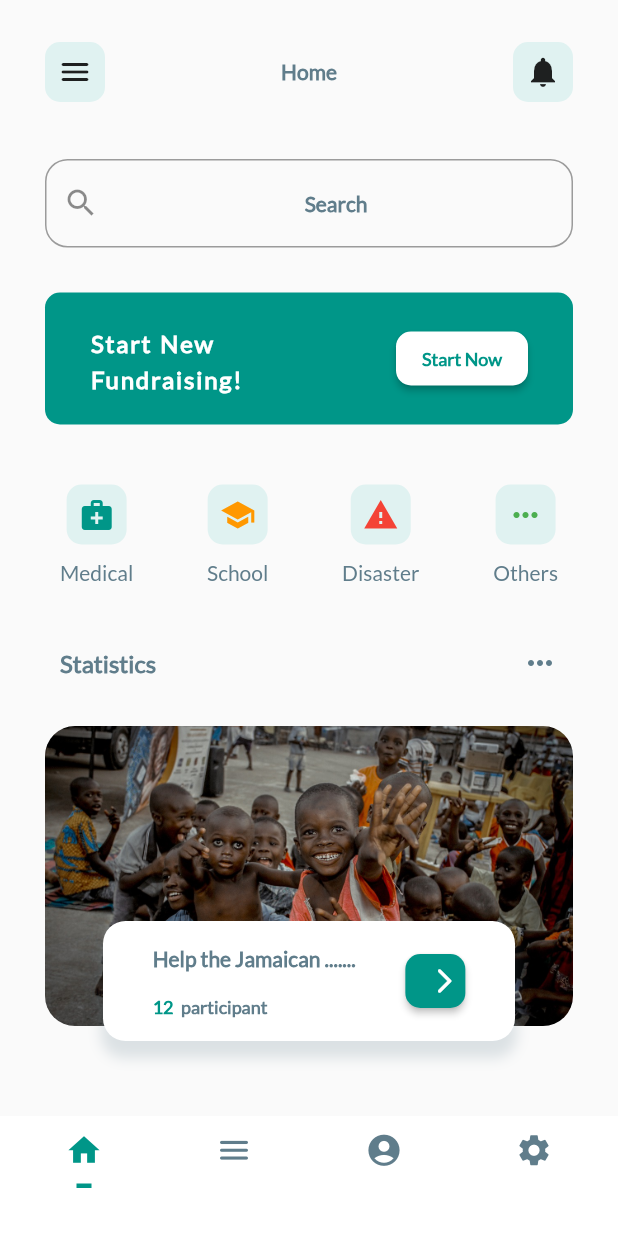
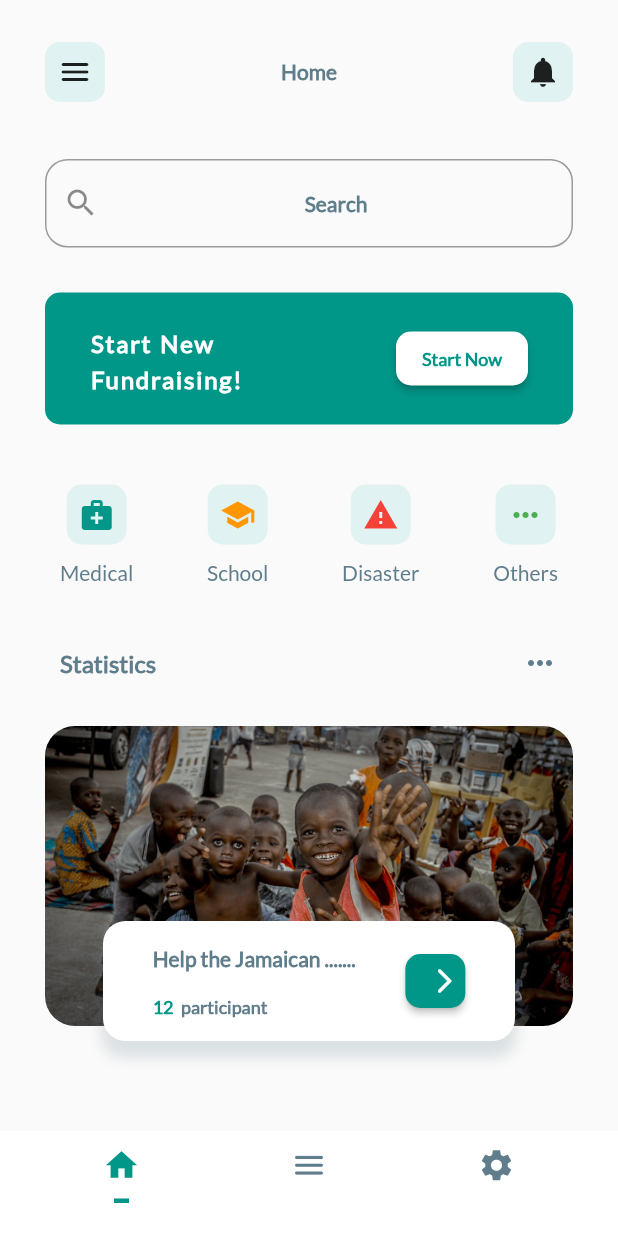
Before and after one commit to yunweneric/Payunit-demo, a Flutter app: the screen it shows after launch, on a phone screen of 412 x 824 dp. Run offline on Flutter 3.47's test engine with Material 2 defaults, Android fonts, the phone set to English and light mode, and no system bars; our stand-ins replace device_preview, random_string; missing offline and left inert: flutter_config, pay_unit_sdk.

Commit message:
completed UI

```diff
--- a/lib/pages/Casedetails.dart
+++ b/lib/pages/Casedetails.dart
@@ -59,7 +59,7 @@ class _CaseDetailsState extends State<CaseDetails> {
                     fontFamily: "Lato",
                     fontSize: 15.0,
                     height: 1.5,
-                    wordSpacing: 5.0,
+                    wordSpacing: 3.0,
                     fontWeight: FontWeight.w600,
                   ),
                 ),
@@ -120,7 +120,7 @@ class _CaseDetailsState extends State<CaseDetails> {
                     // ProgressIndicator(value: 2,)
                     SliderTheme(
                       child: Container(
-                        width: screenWidth(context) / 1.5,
+                        width: screenWidth(context) / 1.8,
                         child: Slider(
                           onChanged: (intial) {
                             print('hi');
--- a/lib/pages/Hompage.dart
+++ b/lib/pages/Hompage.dart
@@ -168,13 +168,23 @@ class _HomePageState extends State<HomePage> {
                   alignment: Alignment.topCenter,
                   overflow: Overflow.visible,
                   children: [
-                    Container(
+                    GestureDetector(
+                      onTap: () {
+                        Navigator.push(
+                          context,
+                          MaterialPageRoute(
+                            builder: (BuildContext context) => CaseDetails(),
+                          ),
+                        );
+                      },
+                      child: Container(
                         height: 200,
                         decoration: BoxDecoration(
                           borderRadius: BorderRadius.circular(20),
                           image: DecorationImage(
                             image: AssetImage('assets/images/child2.jpg'),
                             fit: BoxFit.cover,
+                          ),
                         ),
                       ),
                     ),
--- a/lib/widget/bottomappbar.dart
+++ b/lib/widget/bottomappbar.dart
@@ -20,19 +20,19 @@ class ButtomappBar extends StatelessWidget {
       : super(key: key);
   Widget build(BuildContext context) {
     return BottomAppBar(
-      elevation: 0,
+      elevation: 0.0,
       // color: Colors.red,
       child: SizedBox(
         width: screenWidth(context),
-        height: 80,
+        height: 70,
         child: Row(
           mainAxisAlignment: MainAxisAlignment.spaceEvenly,
           crossAxisAlignment: CrossAxisAlignment.center,
           children: [
             FlatButton(
-              height: 50.0,
               child: Padding(
-                padding: const EdgeInsets.symmetric(vertical: 10.0),
+                padding:
+                    const EdgeInsets.symmetric(vertical: 10.0, horizontal: 0),
                 child: Column(
                   crossAxisAlignment: CrossAxisAlignment.center,
                   children: [
@@ -56,15 +56,14 @@ class ButtomappBar extends StatelessWidget {
                 ),
               ),
               onPressed: () {
-                // Navigator.pushNamed(context, '/login');
                 Navigator.pushNamed(context, '/home');
                 print("Going home");
               },
             ),
             FlatButton(
-              height: 50.0,
               child: Padding(
-                padding: const EdgeInsets.symmetric(vertical: 10.0),
+                padding:
+                    const EdgeInsets.symmetric(vertical: 10.0, horizontal: 0),
                 child: Column(
                   // crossAxisAlignment: CrossAxisAlignment.center,
                   crossAxisAlignment: CrossAxisAlignment.center,
@@ -99,40 +98,6 @@ class ButtomappBar extends StatelessWidget {
               },
             ),
             FlatButton(
-              height: 50.0,
-              child: Padding(
-                padding: const EdgeInsets.symmetric(vertical: 10.0),
-                child: Column(
-                  crossAxisAlignment: CrossAxisAlignment.center,
-                  children: [
-                    Icon(
-                      // FontAwesomeIcons.,
-                      Icons.account_circle_rounded,
-                      size: 25.0,
-                      color: this.searchcolor == null
-                          ? Colors.blueGrey
-                          : this.searchcolor,
-                      // color: klightgrey,
-                    ),
-                    SizedBox(
-                      height: 10,
-                    ),
-                    Container(
-                      width: 10.0,
-                      height: 3.0,
-                      color: this.searchcolor,
-                      child: Text(""),
-                    )
-                  ],
-                ),
-              ),
-              onPressed: () {
-                Navigator.pushNamed(context, '/settings');
-                print("Settings Page");
-              },
-            ),
-            FlatButton(
-              height: 50.0,
               child: Padding(
                 padding: const EdgeInsets.symmetric(vertical: 10.0),
                 child: Column(
```
Also changed, not shown: lib/main.dart (+18 -3 lines), lib/pages/Paynow.dart (+41 -8 lines), lib/pages/Successpage.dart (+68 -6 lines), assets/images/fail.png (added). Lines whose indentation alone changed are shown as unchanged.
